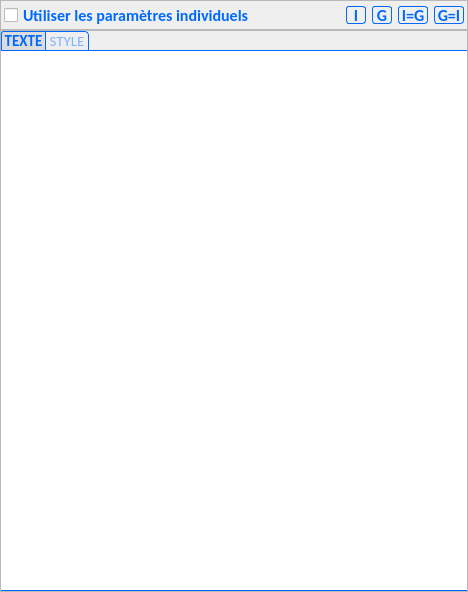
Before: the Qt Designer form PhotosConsigne/ui/Set.ui in FlorianLance/PhotosConsigne, drawn with Qt 5.
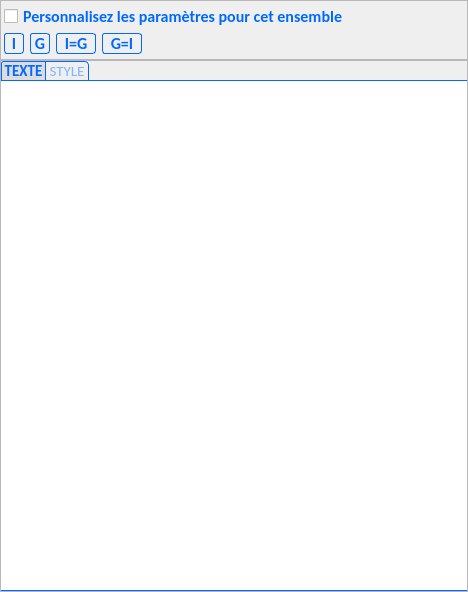
After: the same form once the commit is applied.

The edit to the form file:
```diff
--- a/PhotosConsigne/ui/Set.ui
+++ b/PhotosConsigne/ui/Set.ui
@@ -37,7 +37,7 @@
      <property name="maximumSize">
       <size>
        <width>16777215</width>
-       <height>30</height>
+       <height>60</height>
       </size>
      </property>
      <property name="frameShape">
@@ -46,7 +46,7 @@
      <property name="frameShadow">
       <enum>QFrame::Raised</enum>
      </property>
-     <layout class="QHBoxLayout" name="horizontalLayout">
+     <layout class="QGridLayout" name="gridLayout">
       <property name="leftMargin">
        <number>3</number>
       </property>
@@ -59,33 +59,7 @@
       <property name="bottomMargin">
        <number>5</number>
       </property>
-      <item>
-       <widget class="QCheckBox" name="cbEnableIndividualConsign">
-        <property name="minimumSize">
-         <size>
-          <width>150</width>
-          <height>0</height>
-         </size>
-        </property>
-        <property name="toolTip">
-         <string>Utiliser les paramètres définis ci-dessous pour cet ensemble</string>
-        </property>
-        <property name="styleSheet">
-         <string notr="true">QWidget {
-  
-	color : rgb(0,106,255);
-    font:  bold 12pt Calibri;
-
-
- }
-</string>
-        </property>
-        <property name="text">
-         <string>Utiliser les paramètres individuels</string>
-        </property>
-       </widget>
-      </item>
-      <item>
+      <item row="2" column="4" colspan="2">
        <spacer name="horizontalSpacer_2">
         <property name="orientation">
          <enum>Qt::Horizontal</enum>
@@ -98,50 +72,7 @@
         </property>
        </spacer>
       </item>
-      <item>
-       <widget class="QPushButton" name="pbAllIndividualParameters">
-        <property name="minimumSize">
-         <size>
-          <width>20</width>
-          <height>0</height>
-         </size>
-        </property>
-        <property name="toolTip">
-         <string>Utiliser les paramètres individuels pour tous les ensembles</string>
-        </property>
-        <property name="styleSheet">
-         <string notr="true">
-
-QPushButton {
-    font: bold 12pt Calibri;  
-    border: 1px solid gray;
-    border-radius: 3px;
-     background-color: qlineargradient(x1: 0, y1: 0, x2: 0, y2: 1,
-                                       stop: 0 #f6f7fa, stop: 1 #dadbde);
- }
- 
-QPushButton::enabled {
-	color : rgb(0,106,255);
-    border: 1px solid rgb(0,106,255);
- }
-
-QPushButton:hover:!pressed{
-
-     background-color: qlineargradient(x1: 0, y1: 0, x2: 0, y2: 1,
-                                       stop: 0 #dadbde, stop: 1 #f6f7fa);
-}
-
- QPushButton:pressed{
-    background-color:  rgb(220,220,220);
-
-}</string>
-        </property>
-        <property name="text">
-         <string>I</string>
-        </property>
-       </widget>
-      </item>
-      <item>
+      <item row="2" column="1">
        <widget class="QPushButton" name="pbAllGlobalParameters">
         <property name="minimumSize">
          <size>
@@ -149,6 +80,12 @@
           <height>0</height>
          </size>
         </property>
+        <property name="maximumSize">
+         <size>
+          <width>20</width>
+          <height>16777215</height>
+         </size>
+        </property>
         <property name="toolTip">
          <string>Utiliser les paramètres globaux pour tous les ensembles</string>
         </property>
@@ -184,14 +121,20 @@
         </property>
        </widget>
       </item>
-      <item>
-       <widget class="QPushButton" name="pbCopyGlobalToIndividuals">
+      <item row="2" column="0">
+       <widget class="QPushButton" name="pbAllIndividualParameters">
         <property name="minimumSize">
          <size>
-          <width>30</width>
+          <width>20</width>
           <height>0</height>
          </size>
         </property>
+        <property name="maximumSize">
+         <size>
+          <width>20</width>
+          <height>16777215</height>
+         </size>
+        </property>
         <property name="toolTip">
          <string>Initialiser tous les ensembles individuels avec le paramètre global</string>
         </property>
@@ -223,11 +166,11 @@
 }</string>
         </property>
         <property name="text">
-         <string>I=G</string>
+         <string>I</string>
         </property>
        </widget>
       </item>
-      <item>
+      <item row="2" column="3">
        <widget class="QPushButton" name="pbCopyIndividualToGlobal">
         <property name="minimumSize">
          <size>
@@ -235,6 +178,12 @@
           <height>0</height>
          </size>
         </property>
+        <property name="maximumSize">
+         <size>
+          <width>40</width>
+          <height>16777215</height>
+         </size>
+        </property>
         <property name="toolTip">
          <string>Initialiser le paramètre global avec le paramètre individuel courant</string>
         </property>
@@ -270,6 +219,81 @@
         </property>
        </widget>
       </item>
+      <item row="2" column="2">
+       <widget class="QPushButton" name="pbCopyGlobalToIndividuals">
+        <property name="minimumSize">
+         <size>
+          <width>30</width>
+          <height>0</height>
+         </size>
+        </property>
+        <property name="maximumSize">
+         <size>
+          <width>40</width>
+          <height>16777215</height>
+         </size>
+        </property>
+        <property name="toolTip">
+         <string>Initialiser tous les ensembles individuels avec le paramètre global</string>
+        </property>
+        <property name="styleSheet">
+         <string notr="true">
+
+QPushButton {
+    font: bold 12pt Calibri;  
+    border: 1px solid gray;
+    border-radius: 3px;
+     background-color: qlineargradient(x1: 0, y1: 0, x2: 0, y2: 1,
+                                       stop: 0 #f6f7fa, stop: 1 #dadbde);
+ }
+ 
+QPushButton::enabled {
+	color : rgb(0,106,255);
+    border: 1px solid rgb(0,106,255);
+ }
+
+QPushButton:hover:!pressed{
+
+     background-color: qlineargradient(x1: 0, y1: 0, x2: 0, y2: 1,
+                                       stop: 0 #dadbde, stop: 1 #f6f7fa);
+}
+
+ QPushButton:pressed{
+    background-color:  rgb(220,220,220);
+
+}</string>
+        </property>
+        <property name="text">
+         <string>I=G</string>
+        </property>
+       </widget>
+      </item>
+      <item row="1" column="0" colspan="5">
+       <widget class="QCheckBox" name="cbEnableIndividualConsign">
+        <property name="minimumSize">
+         <size>
+          <width>150</width>
+          <height>0</height>
+         </size>
+        </property>
+        <property name="toolTip">
+         <string>Utiliser les paramètres définis ci-dessous pour cet ensemble</string>
+        </property>
+        <property name="styleSheet">
+         <string notr="true">QWidget {
+  
+	color : rgb(0,106,255);
+    font:  bold 12pt Calibri;
+
+
+ }
+</string>
+        </property>
+        <property name="text">
+         <string>Personnalisez les paramètres pour cet ensemble</string>
+        </property>
+       </widget>
+      </item>
      </layout>
     </widget>
    </item>
```
Left out of the diff: 2 changed lines with no effect on the pictures.
